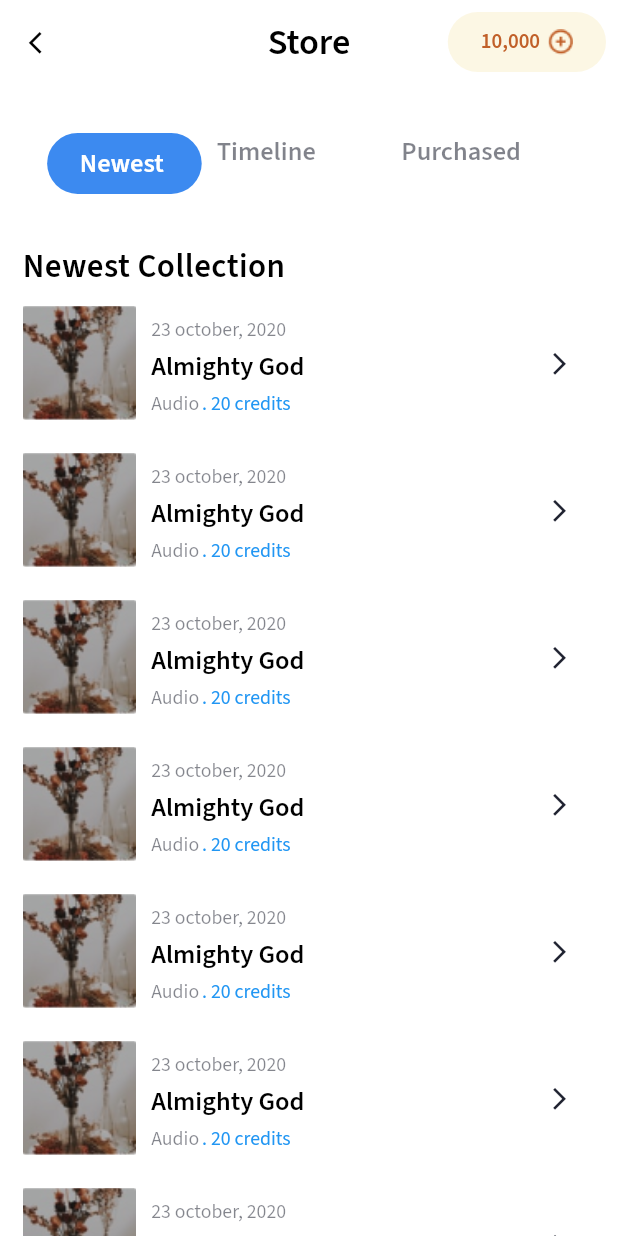
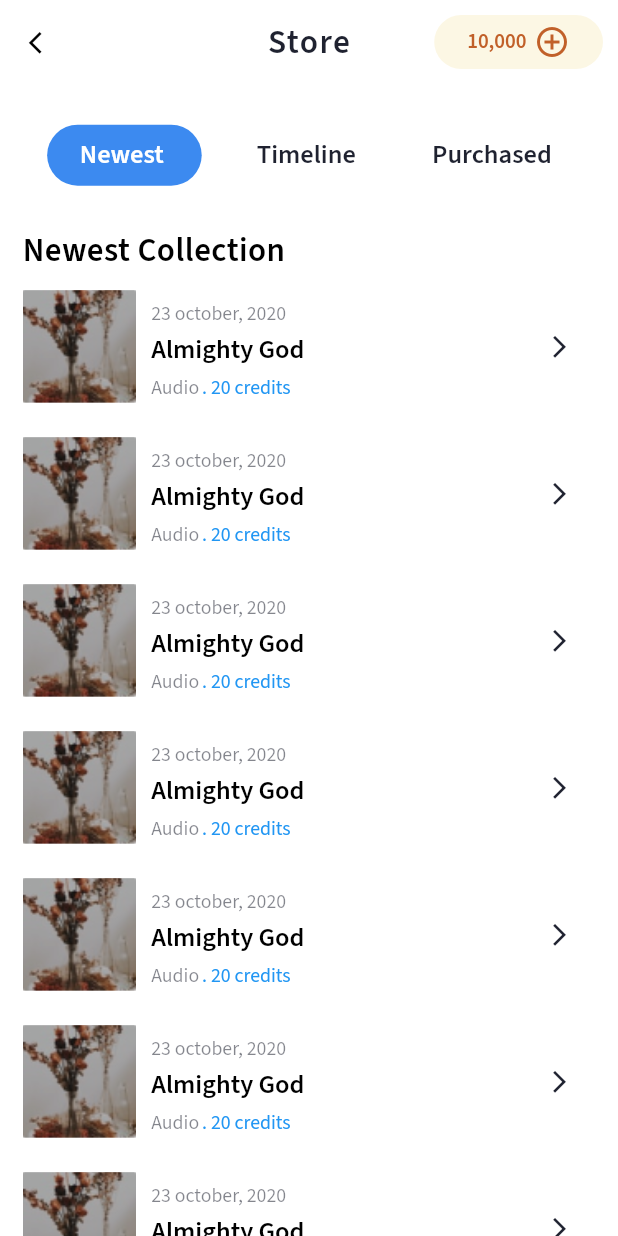
Before and after one commit to EhisEA/jals, a Flutter app: the StoreView screen opened directly, on a phone screen of 412 x 824 dp. Run offline on Flutter 3.47's test engine with Material 2 defaults, Android fonts, the phone set to English and light mode, and no system bars; our stand-ins replace cached_network_image, device_preview, flutter_svg, fluttertoast, get_it, google_fonts and 3 more.

Commit message:
making store screen responsive

```diff
--- a/lib/ui/shop/store_view.dart
+++ b/lib/ui/shop/store_view.dart
@@ -1,7 +1,9 @@
 import 'package:flutter/material.dart';
 import 'package:google_fonts/google_fonts.dart';
 import 'package:jals/ui/shop/widgets/store_card.dart';
+import 'package:jals/utils/colors_utils.dart';
 import 'package:jals/utils/size_config.dart';
+import 'package:jals/utils/text.dart';
 import 'package:jals/utils/ui_helper.dart';
 
 class StoreView extends StatefulWidget {
@@ -27,16 +29,13 @@ class _StoreViewState extends State<StoreView> {
           backgroundColor: Colors.white,
           centerTitle: true,
           actions: [
-            builRoundButton(),
+            Padding(
+              padding: const EdgeInsets.all((10)),
+              child: builRoundButton(),
+            ),
           ],
-          title: Text(
-            "Store",
-            style: GoogleFonts.sourceSansPro(
-              fontSize: getProportionatefontSize(22),
-              color: Colors.black,
-              fontWeight: FontWeight.w600,
-              fontStyle: FontStyle.normal,
-            ),
+          title: TextHeader(
+            text: "Store",
           ),
           leading: IconButton(
             icon: Icon(
@@ -49,12 +48,11 @@ class _StoreViewState extends State<StoreView> {
             },
           ),
         ),
-        body: SingleChildScrollView(
-          child: Column(
+        body: Column(
           children: [
             SizedBox(height: 20),
             Container(
-                height: getProportionatefontSize(60),
+              height: getProportionatefontSize(50),
               width: double.infinity,
               child: Row(
                 mainAxisAlignment: MainAxisAlignment.center,
@@ -67,28 +65,33 @@ class _StoreViewState extends State<StoreView> {
             ),
             SizedBox(height: 20),
             Container(margin: UIHelper.kSidePadding, child: buildSecondRow()),
-              Column(
+            Expanded(
+              child: SingleChildScrollView(
+                child: Column(
                   children: List.generate(15, (index) => StoreCard()),
+                ),
+              ),
             )
           ],
-          ),
         ),
       ),
     );
   }
 
   Widget builRoundButton() {
-    return Padding(
-      padding: const EdgeInsets.all(8.0),
-      child: Container(
-        height: getProportionatefontSize(37.29),
-        width: getProportionatefontSize(96),
+    return Container(
+      padding: EdgeInsets.symmetric(
+        // vertical: getProportionatefontSize(5),
+        horizontal: getProportionatefontSize(20),
+      ),
       decoration: BoxDecoration(
         color: Color(0xffFCF7E4),
         borderRadius: BorderRadius.all(
-              Radius.circular(23.8),
-            )),
+          Radius.circular(30),
+        ),
+      ),
       child: Row(
+        mainAxisSize: MainAxisSize.min,
         mainAxisAlignment: MainAxisAlignment.center,
         children: [
           Text(
@@ -101,9 +104,11 @@ class _StoreViewState extends State<StoreView> {
             ),
           ),
           SizedBox(width: 5),
-            Image.asset("icons/plus_circle.png"),
+          Icon(
+            Icons.add_circle_outline,
+            color: Color(0xffC16029),
+          )
         ],
-        ),
       ),
     );
   }
@@ -121,23 +126,16 @@ class _StoreViewState extends State<StoreView> {
         onTap: () {
           setState(() => selectedIndex = index);
         },
-        child: selectedIndex != index
-            ? Text(
-                "${items[index]}",
-                style: GoogleFonts.sourceSansPro(
-                  fontSize: getProportionatefontSize(16),
-                  fontWeight: FontWeight.w600,
-                  fontStyle: FontStyle.normal,
-                  color: Color(0xff1F2230).withOpacity(.56),
-                ),
-              )
-            : Padding(
+        child: Padding(
           padding: const EdgeInsets.only(left: 10, right: 10),
-                child: Container(
+          child: AnimatedContainer(
+            duration: Duration(milliseconds: 500),
+            curve: Curves.easeInOut,
             height: getProportionatefontSize(37),
             alignment: Alignment.center,
             decoration: BoxDecoration(
-                      color: Color(0xff3C8AF0),
+                color:
+                    selectedIndex != index ? Colors.white : Color(0xff3C8AF0),
                 borderRadius: BorderRadius.all(
                   Radius.circular(30),
                 )),
@@ -147,7 +145,7 @@ class _StoreViewState extends State<StoreView> {
                 fontSize: getProportionatefontSize(16),
                 fontWeight: FontWeight.w600,
                 fontStyle: FontStyle.normal,
-                      color: Colors.white,
+                color: selectedIndex != index ? kTextColor : Colors.white,
               ),
             ),
           ),
```
Also changed, not shown: lib/main.dart (+5 -5 lines), lib/ui/shop/payment_page_with_token.dart (+6 -4 lines), lib/ui/shop/payment_view.dart (+29 -49 lines), lib/utils/size_config.dart (+12 -0 lines), lib/utils/text.dart (+26 -9 lines). Lines whose indentation alone changed are shown as unchanged.
